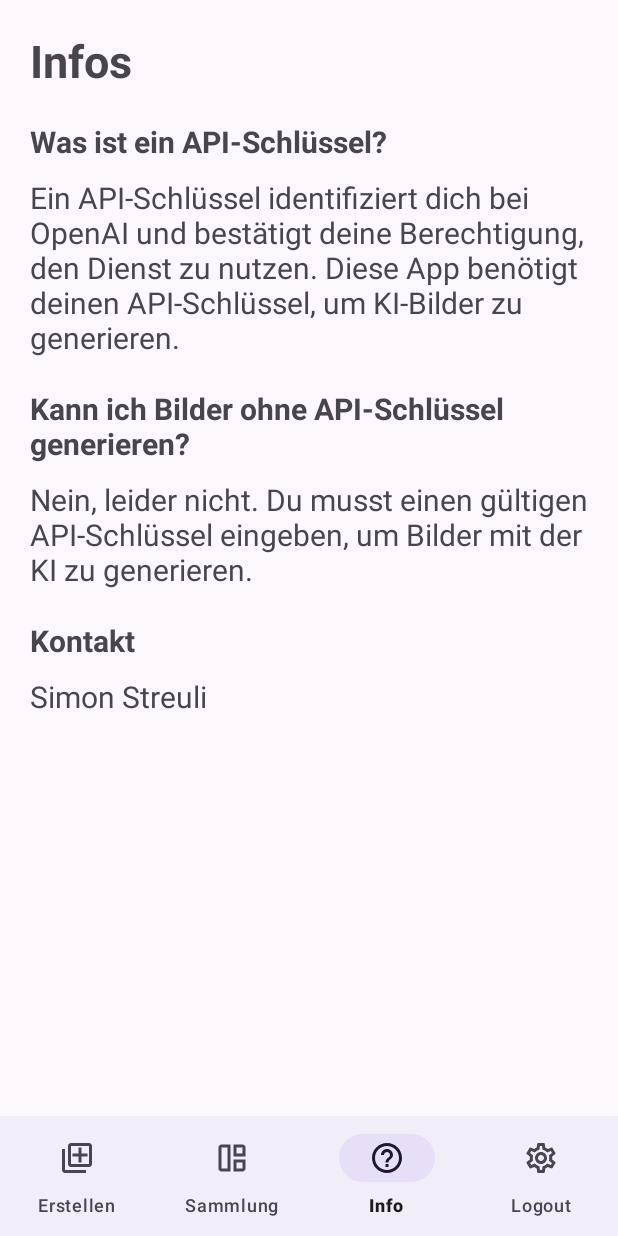
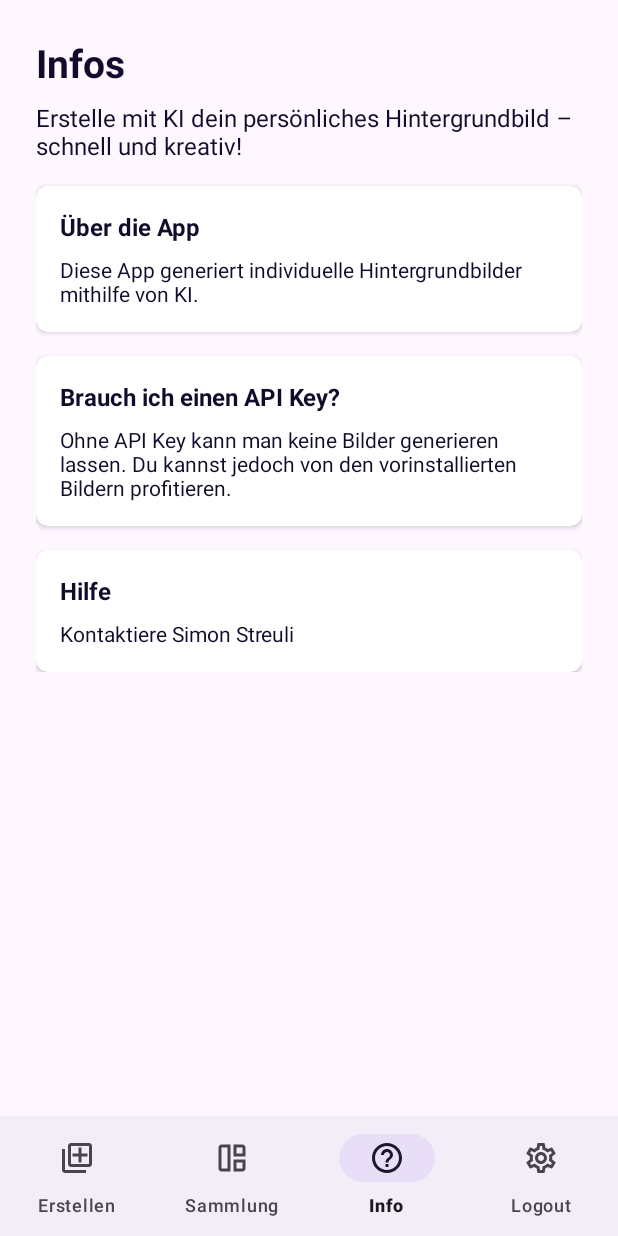
Before and after one commit to simonstreuli/WallpaperGenerator, an Android app: the HelpPageFragment screen opened through its navigation route, on a phone screen of 412 x 824 dp. Run offline under Robolectric (Android 15) with nearby library versions, the phone set to English and light mode, and no system bars; our stand-ins replace navigation-ui; pictures from the network do not load; 4 statements that could not run were skipped.

Commit message:
Improved Info Page design

```diff
--- a/app/src/main/java/com/m335/wallpapergenerator/pages/HelpPageFragment.kt
+++ b/app/src/main/java/com/m335/wallpapergenerator/pages/HelpPageFragment.kt
@@ -16,6 +16,6 @@ class HelpPageFragment : Fragment() {
         inflater: LayoutInflater, container: ViewGroup?,
         savedInstanceState: Bundle?
     ): View? {
-        return inflater.inflate(R.layout.fragment_help_page, container, false)
+        return inflater.inflate(R.layout.fragment_info_page, container, false)
     }
 }
--- a/app/src/main/res/layout/activity_image_view.xml
+++ b/app/src/main/res/layout/activity_image_view.xml
@@ -65,6 +65,18 @@
             android:layout_marginLeft="20dp"
             android:layout_marginRight="20dp"
             android:orientation="vertical">
+
+            <TextView
+                android:id="@+id/imageview_description"
+                android:layout_width="match_parent"
+                android:layout_height="wrap_content"
+                android:layout_marginTop="20dp"
+                android:layout_marginBottom="50dp"
+                android:text="@string/imageview_template_description"
+                android:textAlignment="center"
+                android:textSize="20sp"
+                android:textStyle="bold" />
+
             <ImageView
                 android:id="@+id/imageview_wallpaper"
                 android:layout_width="350dp"
@@ -72,17 +84,6 @@
                 android:contentDescription="@string/imageview_template_content_description"
                 app:srcCompat="@drawable/baseline_image_24"
                 tools:layout_editor_absoluteY="30dp" />
-
-            <TextView
-                android:id="@+id/imageview_description"
-                android:layout_width="match_parent"
-                android:layout_height="wrap_content"
-                android:text="@string/imageview_template_description"
-                android:textAlignment="center"
-                android:layout_marginBottom="50dp"
-                android:layout_marginTop="20dp"
-                android:textSize="20sp"
-                android:textStyle="bold" />
 
             <androidx.appcompat.widget.AppCompatButton
                 android:id="@+id/imageview_button_set_wallpaper"
--- a/app/src/main/res/layout/activity_login.xml
+++ b/app/src/main/res/layout/activity_login.xml
@@ -1,39 +1,71 @@
 <?xml version="1.0" encoding="utf-8"?>
-<androidx.constraintlayout.widget.ConstraintLayout xmlns:android="http://schemas.android.com/apk/res/android"
+<androidx.constraintlayout.widget.ConstraintLayout
+    xmlns:android="http://schemas.android.com/apk/res/android"
     xmlns:app="http://schemas.android.com/apk/res-auto"
     xmlns:tools="http://schemas.android.com/tools"
     android:layout_width="match_parent"
     android:layout_height="match_parent"
+    android:background="@color/white"
     android:padding="24dp"
     tools:context=".LoginActivity">
 
+    <!-- Bild / Header oben -->
+    <ImageView
+        android:id="@+id/header_image"
+        android:layout_width="200dp"
+        android:layout_height="120dp"
+        android:scaleType="centerCrop"
+        android:src="@drawable/image"
+    app:layout_constraintTop_toTopOf="parent"
+    app:layout_constraintStart_toStartOf="parent"
+    app:layout_constraintEnd_toEndOf="parent"
+    android:layout_marginTop="32dp" />
+
+    <!-- Titel -->
     <TextView
         android:id="@+id/tvWelcome"
         android:layout_width="0dp"
         android:layout_height="wrap_content"
-        android:layout_marginTop="24dp"
         android:text="Willkommen bei WallpaperGenerator"
+        android:textColor="@color/text"
         android:textSize="20sp"
-        android:textColor="@color/text"
         android:textStyle="bold"
         android:gravity="center"
+        app:layout_constraintTop_toBottomOf="@id/header_image"
         app:layout_constraintStart_toStartOf="parent"
-        app:layout_constraintEnd_toEndOf="parent" />
+        app:layout_constraintEnd_toEndOf="parent"
+        android:layout_marginTop="24dp" />
 
+    <!-- Beschreibung -->
+    <TextView
+        android:id="@+id/tvWelcomeDesc"
+        android:layout_width="0dp"
+        android:layout_height="wrap_content"
+        android:text="Gib deinen API-Schlüssel ein, um Hintergrundbilder mit dem KI-Bilddienst zu erstellen"
+        android:textColor="@color/text"
+        android:textSize="16sp"
+        android:gravity="center"
+        app:layout_constraintTop_toBottomOf="@id/tvWelcome"
+        app:layout_constraintStart_toStartOf="parent"
+        app:layout_constraintEnd_toEndOf="parent"
+        android:layout_marginTop="8dp" />
+
+    <!-- API Key Eingabe -->
     <EditText
         android:id="@+id/input_text_apikey"
         android:layout_width="0dp"
         android:layout_height="50dp"
         android:layout_marginTop="24dp"
-        android:hint="Dein OpenAI API Key"
+        android:background="@drawable/input_text_background"
+        android:hint="API Key"
         android:inputType="textPassword"
-        android:background="@drawable/input_text_background"
         android:paddingStart="12dp"
         android:paddingEnd="12dp"
-        app:layout_constraintTop_toBottomOf="@id/tvWelcome"
+        app:layout_constraintTop_toBottomOf="@id/tvWelcomeDesc"
         app:layout_constraintStart_toStartOf="parent"
         app:layout_constraintEnd_toEndOf="parent" />
 
+    <!-- Use Key Button -->
     <Button
         android:id="@+id/login_button_continue"
         android:layout_width="0dp"
@@ -46,6 +78,7 @@
         app:layout_constraintStart_toStartOf="parent"
         app:layout_constraintEnd_toEndOf="parent" />
 
+    <!-- Textlink: Continue without API Key -->
     <TextView
         android:id="@+id/login_button_skip"
         android:layout_width="wrap_content"
@@ -60,5 +93,4 @@
         app:layout_constraintTop_toBottomOf="@id/login_button_continue"
         app:layout_constraintStart_toStartOf="parent"
         app:layout_constraintEnd_toEndOf="parent" />
-
 </androidx.constraintlayout.widget.ConstraintLayout>
--- a/app/src/main/res/layout/fragment_help_page.xml
+++ /dev/null
@@ -1,83 +0,0 @@
-<?xml version="1.0" encoding="utf-8"?>
-<androidx.constraintlayout.widget.ConstraintLayout xmlns:android="http://schemas.android.com/apk/res/android"
-    xmlns:app="http://schemas.android.com/apk/res-auto"
-    xmlns:tools="http://schemas.android.com/tools"
-    android:layout_width="match_parent"
-    android:layout_height="match_parent"
-    tools:context="com.m335.wallpapergenerator.pages.HelpPageFragment">
-
-    <LinearLayout
-        android:layout_width="0dp"
-        android:layout_height="0dp"
-        android:layout_marginStart="20sp"
-        android:layout_marginTop="20sp"
-        android:layout_marginEnd="20sp"
-        android:layout_marginBottom="20sp"
-        android:orientation="vertical"
-        app:layout_constraintBottom_toBottomOf="parent"
-        app:layout_constraintEnd_toEndOf="parent"
-        app:layout_constraintStart_toStartOf="parent"
-        app:layout_constraintTop_toTopOf="parent">
-
-        <TextView
-            android:id="@+id/textView2"
-            android:layout_width="wrap_content"
-            android:layout_height="wrap_content"
-            android:text="@string/help_title"
-            android:textAlignment="center"
-            android:textSize="30sp"
-            android:textStyle="bold" />
-
-        <TextView
-            android:id="@+id/help_question1"
-            android:layout_width="match_parent"
-            android:layout_height="wrap_content"
-            android:layout_marginTop="20sp"
-            android:text="@string/help_question1"
-            android:textSize="20sp"
-            android:textStyle="bold" />
-
-        <TextView
-            android:id="@+id/help_question1_answer"
-            android:layout_width="match_parent"
-            android:layout_height="wrap_content"
-            android:layout_marginTop="10sp"
-            android:text="@string/help_question1_answer"
-            android:textSize="20sp" />
-
-        <TextView
-            android:id="@+id/help_question2"
-            android:layout_width="match_parent"
-            android:layout_height="wrap_content"
-            android:layout_marginTop="20sp"
-            android:text="@string/help_question2"
-            android:textSize="20sp"
-            android:textStyle="bold" />
-
-        <TextView
-            android:id="@+id/help_question2_answer"
-            android:layout_width="match_parent"
-            android:layout_height="wrap_content"
-            android:layout_marginTop="10sp"
-            android:text="@string/help_question2_answer"
-            android:textSize="20sp" />
-
-        <TextView
-            android:id="@+id/help_question3"
-            android:layout_width="match_parent"
-            android:layout_height="wrap_content"
-            android:layout_marginTop="20sp"
-            android:text="@string/help_question3"
-            android:textSize="20sp"
-            android:textStyle="bold" />
-
-        <TextView
-            android:id="@+id/help_question3_answer"
-            android:layout_width="match_parent"
-            android:layout_height="wrap_content"
-            android:layout_marginTop="10sp"
-            android:text="@string/help_question3_answer"
-            android:textSize="20sp" />
-    </LinearLayout>
-
-</androidx.constraintlayout.widget.ConstraintLayout>
--- /dev/null
+++ b/app/src/main/res/layout/fragment_info_page.xml
@@ -0,0 +1,141 @@
+<?xml version="1.0" encoding="utf-8"?>
+<androidx.constraintlayout.widget.ConstraintLayout
+    xmlns:android="http://schemas.android.com/apk/res/android"
+    xmlns:app="http://schemas.android.com/apk/res-auto"
+    xmlns:tools="http://schemas.android.com/tools"
+    android:layout_width="match_parent"
+    android:layout_height="match_parent"
+    android:padding="24dp"
+    tools:context="com.m335.wallpapergenerator.pages.HelpPageFragment">
+
+    <ScrollView
+        android:layout_width="match_parent"
+        android:layout_height="match_parent"
+        app:layout_constraintTop_toTopOf="parent"
+        app:layout_constraintBottom_toBottomOf="parent">
+
+        <LinearLayout
+            android:layout_width="match_parent"
+            android:layout_height="wrap_content"
+            android:orientation="vertical">
+
+            <!-- Überschrift -->
+            <TextView
+                android:id="@+id/textView2"
+                android:layout_width="wrap_content"
+                android:layout_height="wrap_content"
+                android:text="Infos"
+                android:textSize="26sp"
+                android:textStyle="bold"
+                android:textColor="@color/text"
+                android:layout_gravity="start"
+                android:layout_marginBottom="8dp"/>
+
+            <!-- Einleitung -->
+            <TextView
+                android:id="@+id/help_intro"
+                android:layout_width="match_parent"
+                android:layout_height="wrap_content"
+                android:text="Erstelle mit KI dein persönliches Hintergrundbild – schnell und kreativ!"
+                android:textSize="16sp"
+                android:textColor="@color/text"
+                android:layout_marginBottom="16dp"/>
+
+            <!-- Box 1 -->
+            <androidx.cardview.widget.CardView
+                android:layout_width="match_parent"
+                android:layout_height="wrap_content"
+                android:layout_marginBottom="16dp"
+                app:cardElevation="2dp"
+                app:cardCornerRadius="8dp">
+
+                <LinearLayout
+                    android:layout_width="match_parent"
+                    android:layout_height="wrap_content"
+                    android:orientation="vertical"
+                    android:padding="16dp">
+
+                    <TextView
+                        android:layout_width="match_parent"
+                        android:layout_height="wrap_content"
+                        android:text="Über die App"
+                        android:textSize="16sp"
+                        android:textStyle="bold"
+                        android:textColor="@color/text"/>
+
+                    <TextView
+                        android:layout_width="match_parent"
+                        android:layout_height="wrap_content"
+                        android:text="Diese App generiert individuelle Hintergrundbilder mithilfe von KI."
+                        android:textSize="14sp"
+                        android:layout_marginTop="8dp"
+                        android:textColor="@color/text"/>
+                </LinearLayout>
+            </androidx.cardview.widget.CardView>
+
+            <!-- Box 2 -->
+            <androidx.cardview.widget.CardView
+                android:layout_width="match_parent"
+                android:layout_height="wrap_content"
+                android:layout_marginBottom="16dp"
+                app:cardElevation="2dp"
+                app:cardCornerRadius="8dp">
+
+                <LinearLayout
+                    android:layout_width="match_parent"
+                    android:layout_height="wrap_content"
+                    android:orientation="vertical"
+                    android:padding="16dp">
+
+                    <TextView
+                        android:layout_width="match_parent"
+                        android:layout_height="wrap_content"
+                        android:text="Brauch ich einen API Key?"
+                        android:textSize="16sp"
+                        android:textStyle="bold"
+                        android:textColor="@color/text"/>
+
+                    <TextView
+                        android:layout_width="match_parent"
+                        android:layout_height="wrap_content"
+                        android:text="Ohne API Key kann man keine Bilder generieren lassen. Du kannst jedoch von den vorinstallierten Bildern profitieren."
+                        android:textSize="14sp"
+                        android:layout_marginTop="8dp"
+                        android:textColor="@color/text"/>
+                </LinearLayout>
+            </androidx.cardview.widget.CardView>
+
+            <!-- Box 3 -->
+            <androidx.cardview.widget.CardView
+                android:layout_width="match_parent"
+                android:layout_height="wrap_content"
+                app:cardElevation="2dp"
+                app:cardCornerRadius="8dp">
+
+                <LinearLayout
+                    android:layout_width="match_parent"
+                    android:layout_height="wrap_content"
+                    android:orientation="vertical"
+                    android:padding="16dp">
+
+                    <TextView
+                        android:layout_width="match_parent"
+                        android:layout_height="wrap_content"
+                        android:text="Hilfe"
+                        android:textSize="16sp"
+                        android:textStyle="bold"
+                        android:textColor="@color/text"/>
+
+                    <TextView
+                        android:layout_width="match_parent"
+                        android:layout_height="wrap_content"
+                        android:text="Kontaktiere Simon Streuli"
+                        android:textSize="14sp"
+                        android:layout_marginTop="8dp"
+                        android:textColor="@color/text"/>
+                </LinearLayout>
+            </androidx.cardview.widget.CardView>
+
+        </LinearLayout>
+    </ScrollView>
+</androidx.constraintlayout.widget.ConstraintLayout>
--- a/app/src/main/res/navigation/nav_graph.xml
+++ b/app/src/main/res/navigation/nav_graph.xml
@@ -19,7 +19,7 @@
         android:id="@+id/helpPageFragment"
         android:name="com.m335.wallpapergenerator.pages.HelpPageFragment"
         android:label="fragment_help_page"
-        tools:layout="@layout/fragment_help_page" />
+        tools:layout="@layout/fragment_info_page" />
     <fragment
         android:id="@+id/settingsPageFragment"
         android:name="com.m335.wallpapergenerator.pages.SettingsPageFragment"
```
Also changed, not shown: app/src/main/res/drawable/image.png (added).
